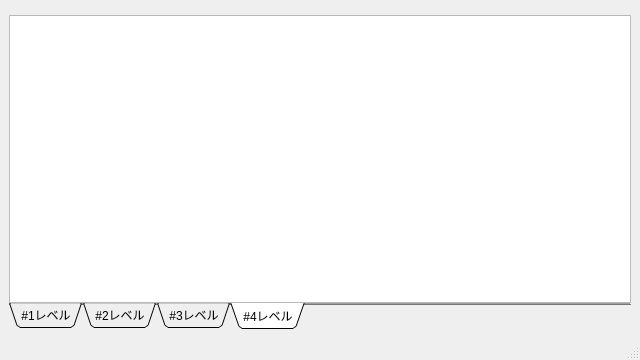
Old version of the form app/ui/main_window.ui in the repository tamaohome/mate-summary.
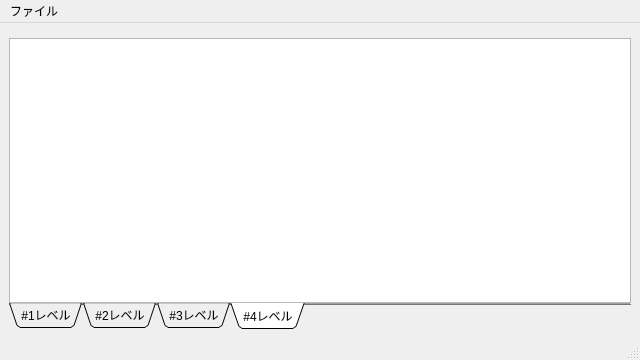
New version of the form. Custom widgets are drawn as their Qt base class.

Commit message: ✨ feat(ui): uiファイルにメニューバー項目を追加

Diff of the .ui file:
```diff
--- a/app/ui/main_window.ui
+++ b/app/ui/main_window.ui
@@ -172,14 +172,15 @@
    </layout>
   </widget>
   <widget class="QMenuBar" name="menubar">
-   <property name="geometry">
-    <rect>
-     <x>0</x>
-     <y>0</y>
-     <width>640</width>
-     <height>24</height>
-    </rect>
-   </property>
+   <widget class="QMenu" name="fileMenu">
+    <property name="title">
+     <string>ファイル</string>
+    </property>
+    <addaction name="actionOpen"/>
+    <addaction name="actionSaveAs"/>
+    <addaction name="actionExit"/>
+   </widget>
+   <addaction name="fileMenu"/>
   </widget>
   <widget class="QStatusBar" name="statusbar"/>
  </widget>
```
Left out of the diff: 15 changed lines with no effect on the pictures. The commit also changes 1 other file.
